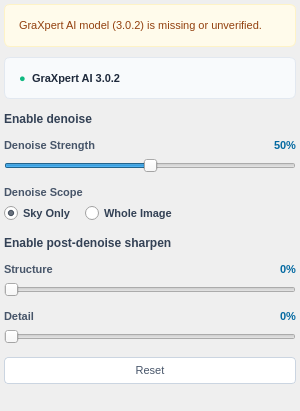
This is src/startrails/ui/step_finish_starless.ui in gkyle/startrails as Qt 5 draws it before an edit. The edited form follows.
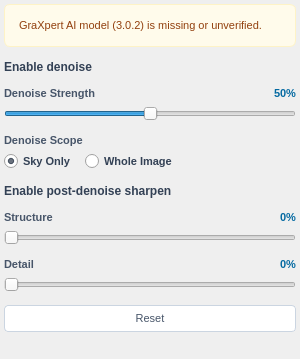
This is the edited form. Icons and pictures are not drawn. Custom widgets are drawn as their Qt base class.

Patch:
```diff
--- a/src/startrails/ui/step_finish_starless.ui
+++ b/src/startrails/ui/step_finish_starless.ui
@@ -22,22 +22,6 @@
     font-size: 11px;
     line-height: 1.3;
 }
-QFrame#configured_box {
-    background-color: #f8fafc;
-    border: 1px solid #e2e8f0;
-    border-radius: 6px;
-    padding: 6px 8px;
-}
-QLabel#lbl_provider_dot {
-    color: #10b981;
-    font-size: 11px;
-    font-weight: bold;
-}
-QLabel#lbl_provider_info {
-    font-size: 11px;
-    font-weight: 600;
-    color: #1e293b;
-}
 QLabel#lbl_strength_title, QLabel#lbl_scope_title, QLabel#lbl_structure_title, QLabel#lbl_detail_title {
     font-size: 11px;
     font-weight: 600;
@@ -159,57 +143,6 @@
      </layout>
     </widget>
    </item>
-   <item>
-    <widget class="QFrame" name="configured_box">
-     <layout class="QHBoxLayout" name="conf_layout">
-      <property name="spacing">
-       <number>6</number>
-      </property>
-      <property name="leftMargin">
-       <number>6</number>
-      </property>
-      <property name="topMargin">
-       <number>4</number>
-      </property>
-      <property name="rightMargin">
-       <number>6</number>
-      </property>
-      <property name="bottomMargin">
-       <number>4</number>
-      </property>
-      <item>
-       <widget class="QLabel" name="lbl_provider_dot">
-        <property name="text">
-         <string>●</string>
-        </property>
-       </widget>
-      </item>
-      <item>
-       <widget class="QLabel" name="lbl_provider_info">
-        <property name="text">
-         <string>GraXpert AI 3.0.2</string>
-        </property>
-        <property name="wordWrap">
-         <bool>true</bool>
-        </property>
-       </widget>
-      </item>
-      <item>
-       <spacer name="conf_spacer">
-        <property name="orientation">
-         <enum>Qt::Orientation::Horizontal</enum>
-        </property>
-        <property name="sizeHint" stdset="0">
-         <size>
-          <width>40</width>
-          <height>20</height>
-         </size>
-        </property>
-       </spacer>
-      </item>
-     </layout>
-    </widget>
-   </item>
    <item>
     <layout class="QHBoxLayout" name="enableDenoiseRow">
      <item>
```
